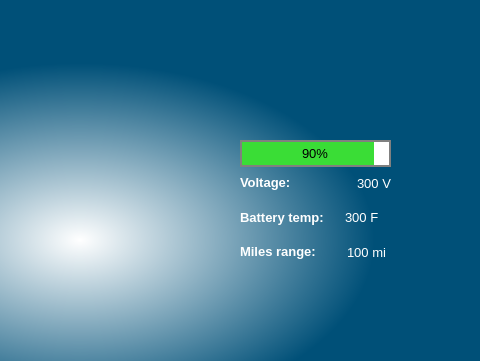
The window that Dashboard.ui (uci-solar-car/Production-Dashboard-Code) describes before a commit, drawn with Qt 5; both pictures show x 320 to 800 and y 0 to 361 of the 800 by 480 pixel window.
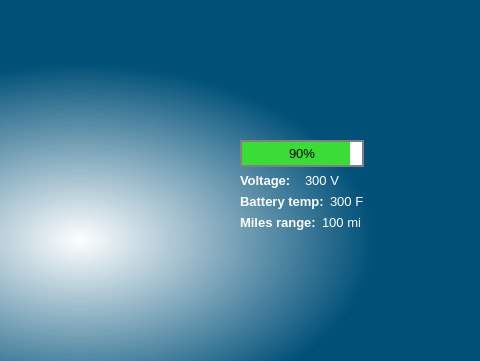
The same window after the commit. Icons and pictures are not drawn.

Commit message: Removed some spacing

The edit to the form file:
```diff
--- a/Dashboard.ui
+++ b/Dashboard.ui
@@ -58,7 +58,7 @@
      <rect>
       <x>560</x>
       <y>140</y>
-      <width>219</width>
+      <width>191</width>
       <height>191</height>
      </rect>
     </property>
@@ -90,22 +90,6 @@
          </property>
         </widget>
        </item>
-       <item>
-        <spacer name="horizontalSpacer_7">
-         <property name="orientation">
-          <enum>Qt::Horizontal</enum>
-         </property>
-         <property name="sizeType">
-          <enum>QSizePolicy::Fixed</enum>
-         </property>
-         <property name="sizeHint" stdset="0">
-          <size>
-           <width>15</width>
-           <height>20</height>
-          </size>
-         </property>
-        </spacer>
-       </item>
       </layout>
      </item>
      <item>
@@ -127,22 +111,6 @@
          </property>
         </widget>
        </item>
-       <item>
-        <spacer name="horizontalSpacer_2">
-         <property name="orientation">
-          <enum>Qt::Horizontal</enum>
-         </property>
-         <property name="sizeType">
-          <enum>QSizePolicy::Fixed</enum>
-         </property>
-         <property name="sizeHint" stdset="0">
-          <size>
-           <width>60</width>
-           <height>20</height>
-          </size>
-         </property>
-        </spacer>
-       </item>
        <item>
         <widget class="QLabel" name="voltageText">
          <property name="font">
@@ -161,22 +129,6 @@
          </property>
         </widget>
        </item>
-       <item>
-        <spacer name="horizontalSpacer_4">
-         <property name="orientation">
-          <enum>Qt::Horizontal</enum>
-         </property>
-         <property name="sizeType">
-          <enum>QSizePolicy::Fixed</enum>
-         </property>
-         <property name="sizeHint" stdset="0">
-          <size>
-           <width>15</width>
-           <height>20</height>
-          </size>
-         </property>
-        </spacer>
-       </item>
       </layout>
      </item>
      <item>
@@ -195,22 +147,6 @@
          </property>
         </widget>
        </item>
-       <item>
-        <spacer name="horizontalSpacer">
-         <property name="orientation">
-          <enum>Qt::Horizontal</enum>
-         </property>
-         <property name="sizeType">
-          <enum>QSizePolicy::Fixed</enum>
-         </property>
-         <property name="sizeHint" stdset="0">
-          <size>
-           <width>15</width>
-           <height>37</height>
-          </size>
-         </property>
-        </spacer>
-       </item>
        <item>
         <widget class="QLabel" name="batteryTemperatureText">
          <property name="font">
@@ -226,22 +162,6 @@
          </property>
         </widget>
        </item>
-       <item>
-        <spacer name="horizontalSpacer_5">
-         <property name="orientation">
-          <enum>Qt::Horizontal</enum>
-         </property>
-         <property name="sizeType">
-          <enum>QSizePolicy::Fixed</enum>
-         </property>
-         <property name="sizeHint" stdset="0">
-          <size>
-           <width>15</width>
-           <height>37</height>
-          </size>
-         </property>
-        </spacer>
-       </item>
       </layout>
      </item>
      <item>
@@ -264,22 +184,6 @@
          </property>
         </widget>
        </item>
-       <item>
-        <spacer name="horizontalSpacer_3">
-         <property name="orientation">
-          <enum>Qt::Horizontal</enum>
-         </property>
-         <property name="sizeType">
-          <enum>QSizePolicy::Fixed</enum>
-         </property>
-         <property name="sizeHint" stdset="0">
-          <size>
-           <width>25</width>
-           <height>20</height>
-          </size>
-         </property>
-        </spacer>
-       </item>
        <item>
         <widget class="QLabel" name="milesText">
          <property name="font">
@@ -295,22 +199,6 @@
          </property>
         </widget>
        </item>
-       <item>
-        <spacer name="horizontalSpacer_6">
-         <property name="orientation">
-          <enum>Qt::Horizontal</enum>
-         </property>
-         <property name="sizeType">
-          <enum>QSizePolicy::Fixed</enum>
-         </property>
-         <property name="sizeHint" stdset="0">
-          <size>
-           <width>15</width>
-           <height>20</height>
-          </size>
-         </property>
-        </spacer>
-       </item>
       </layout>
      </item>
     </layout>
```
The commit also changes 1 other file.
